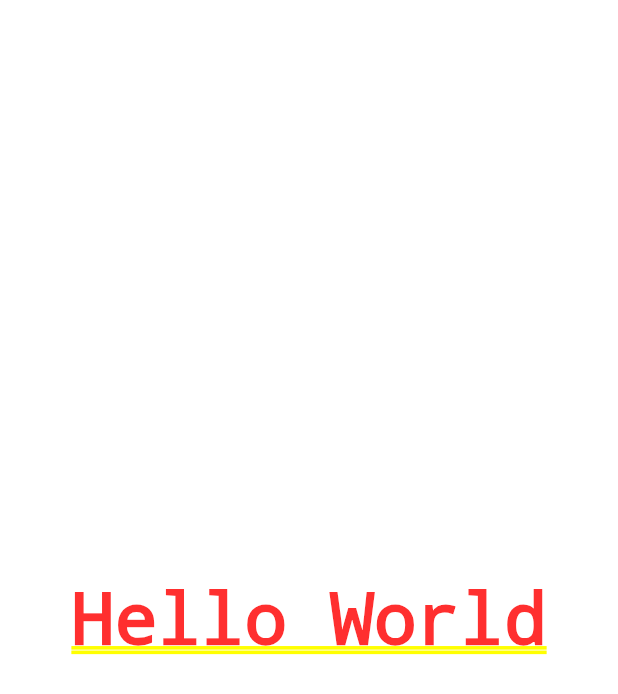
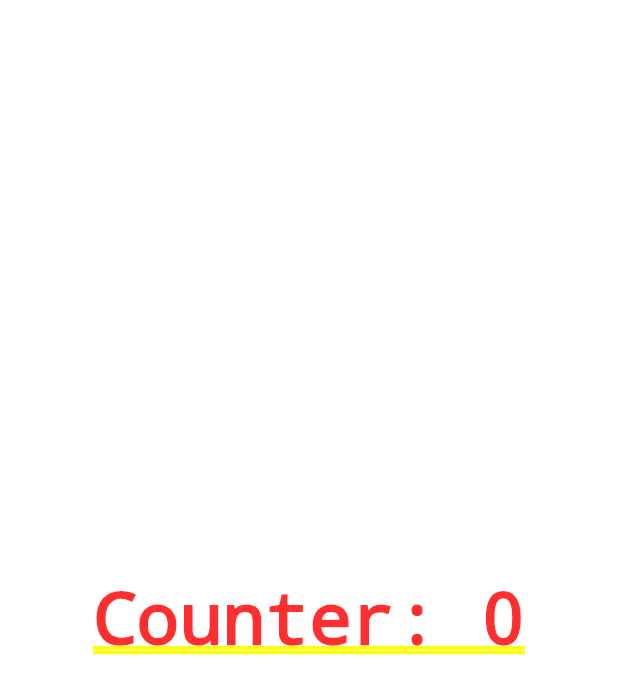
Before and after one commit to Emerson-Foco/Flutter-Hello-World, a Flutter app: the screen it shows after launch, on a phone screen of 412 x 824 dp. Shown: the top 694 px of the screen. Run offline on Flutter 3.47's test engine with Material 3 defaults, Android fonts, the phone set to English and light mode, and no system bars.

Commit message:
feat (main): Added a onTap counter with setState

```diff
--- a/lib/main.dart
+++ b/lib/main.dart
@@ -14,8 +14,33 @@ class AppWidget extends StatelessWidget{
   Widget build(BuildContext context){
     return MaterialApp(
       theme: ThemeData(primarySwatch: Colors.red),
-      home: Container(
-        child: Center(child: Text('Hello World')),
+      home: HomePage(),
+    );
+  }
+}
+
+class HomePage extends StatefulWidget{
+  @override
+  State<HomePage> createState(){
+    return HomePageState();
+  }
+}
+
+class HomePageState extends State<HomePage>{
+  int counter = 0;
+
+  @override
+  Widget build(BuildContext context){
+    return Container(
+      child: Center(
+        child: GestureDetector(
+          child: Text('Counter: $counter'),
+          onTap: (){
+            setState((){
+              counter++;
+            });
+          }
+        )
       ),
     );
   }
```
